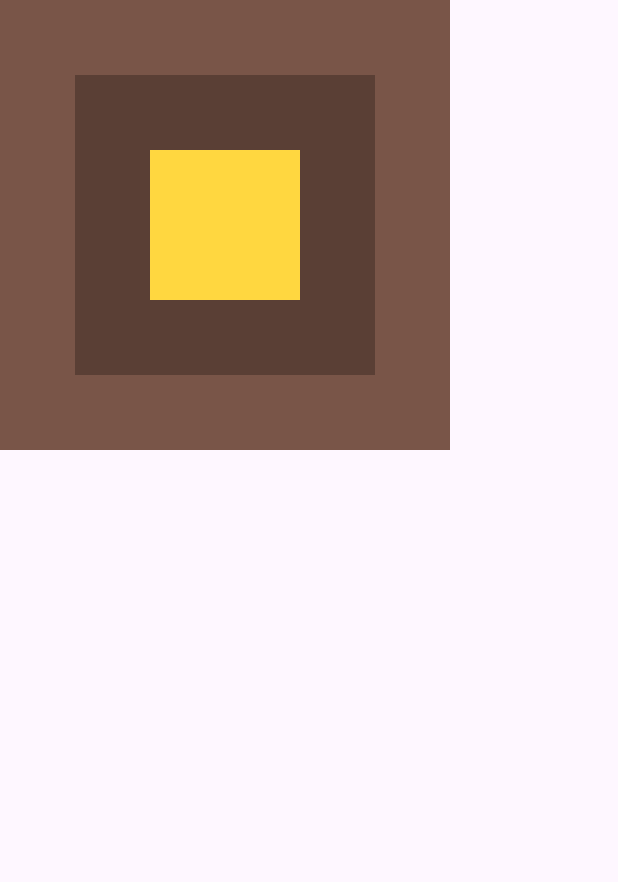
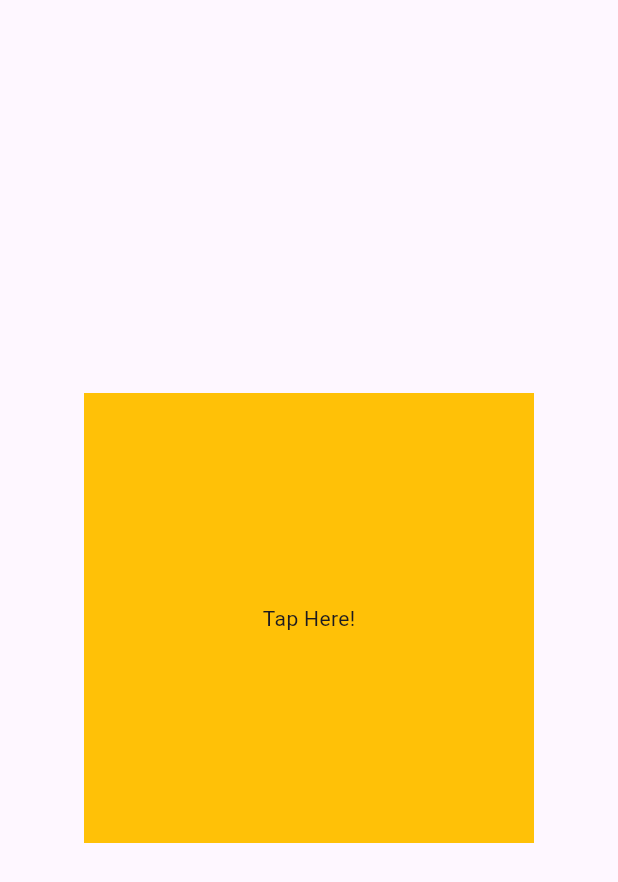
Before and after one commit to Odhi-ambo/flutter_fundamentals_101, a Flutter app: the screen it shows after launch, on a phone screen of 412 x 824 dp. Shown: the top 882 px of the screen. Run offline on Flutter 3.47's test engine with Material 3 defaults, Android fonts, the phone set to English and light mode, and no system bars.

```diff
--- a/lib/main.dart
+++ b/lib/main.dart
@@ -6,6 +6,9 @@ void main() {
 
 class MyApp extends StatelessWidget {
   const MyApp({super.key});
+  void tapped() {
+    print('Tapped');
+  }
 
   @override
   Widget build(BuildContext context) {
@@ -30,7 +33,7 @@ class MyApp extends StatelessWidget {
           ],
         ),*/
 
-        body: Stack(
+        /*body: Stack(
           alignment: Alignment.center,
           children: [
             Container(
@@ -49,6 +52,26 @@ class MyApp extends StatelessWidget {
               color: Colors.amberAccent,
             )
           ],
+        ),*/
+
+        body: GestureDetector(
+          /*one way
+          onTap: () {
+            print('Tapped');
+          },
+          */
+          //another way
+          onTap: tapped,
+//up here is just another way to call the function
+
+          child: Center(
+            child: Container(
+              height: 300,
+              width: 300,
+              color: Colors.amber,
+              child: Center(child: Text('Tap Here!')),
+            ),
+          ),
         ),
       ),
     );
```
